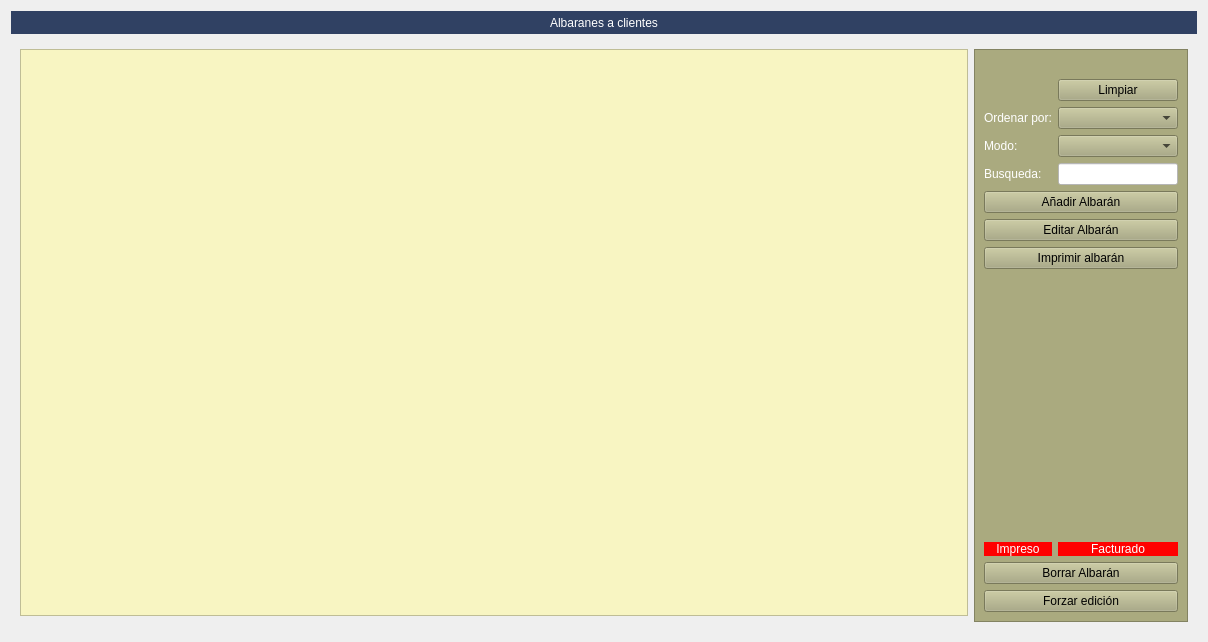
Before: the Qt Designer form Zona_Ventas/frmalbaran.ui in arcnexus/RedFoX, drawn with Qt 5.
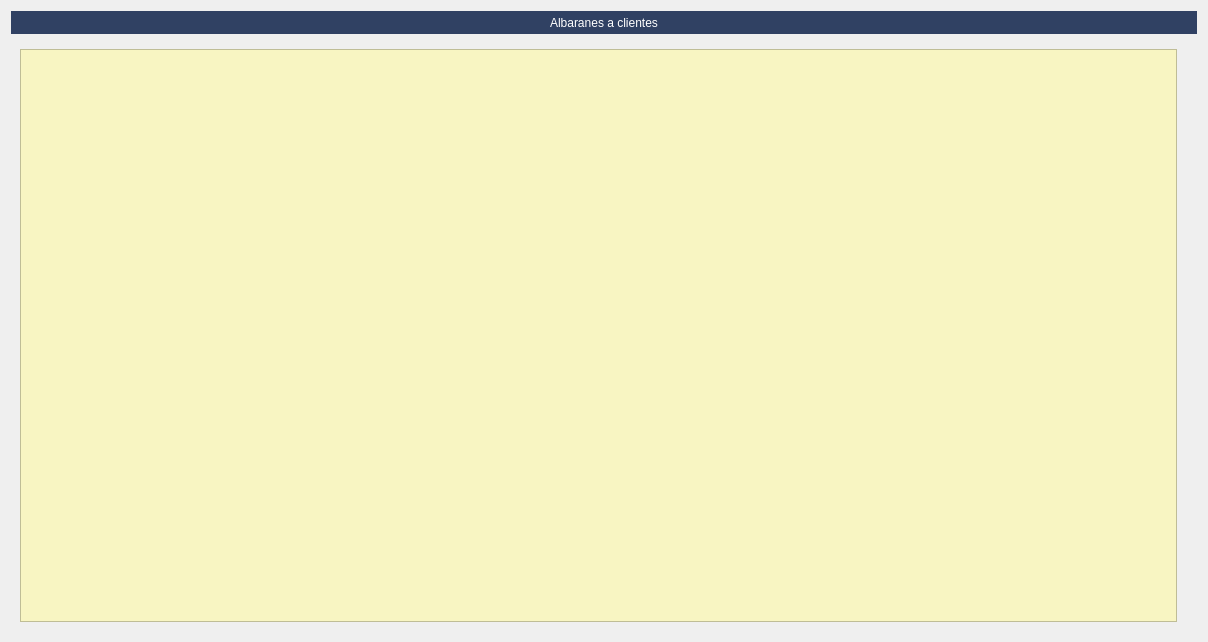
After: the same form once the commit is applied. Icons and pictures are not drawn.

Commit message: Barras de busqueda

Patch:
```diff
--- a/Zona_Ventas/frmalbaran.ui
+++ b/Zona_Ventas/frmalbaran.ui
@@ -3383,194 +3383,9 @@
      </widget>
      <widget class="QWidget" name="page_2">
       <layout class="QGridLayout" name="gridLayout_6">
-       <item row="0" column="1" rowspan="2">
-        <widget class="QFrame" name="frame_2">
-         <property name="maximumSize">
-          <size>
-           <width>250</width>
-           <height>16777215</height>
-          </size>
-         </property>
-         <property name="styleSheet">
-          <string notr="true">background-color: rgb(170, 170, 127);</string>
-         </property>
-         <property name="frameShape">
-          <enum>QFrame::StyledPanel</enum>
-         </property>
-         <property name="frameShadow">
-          <enum>QFrame::Raised</enum>
-         </property>
-         <layout class="QGridLayout" name="gridLayout_7">
-          <item row="9" column="1" colspan="2">
-           <widget class="QLabel" name="lblfacturado">
-            <property name="styleSheet">
-             <string notr="true">background-color: rgb(255, 0, 0);
-color: rgb(255, 255, 255);</string>
-            </property>
-            <property name="text">
-             <string>Facturado</string>
-            </property>
-            <property name="alignment">
-             <set>Qt::AlignCenter</set>
-            </property>
-           </widget>
-          </item>
-          <item row="1" column="1" colspan="2">
-           <widget class="QPushButton" name="btnLimpiar">
-            <property name="text">
-             <string>Limpiar</string>
-            </property>
-            <property name="icon">
-             <iconset resource="../maya.qrc">
-              <normaloff>:/Icons/PNG/clean.png</normaloff>:/Icons/PNG/clean.png</iconset>
-            </property>
-           </widget>
-          </item>
-          <item row="3" column="1" colspan="2">
-           <widget class="QComboBox" name="cboModo"/>
-          </item>
-          <item row="2" column="1" colspan="2">
-           <widget class="QComboBox" name="cboOrden">
-            <property name="minimumSize">
-             <size>
-              <width>120</width>
-              <height>0</height>
-             </size>
-            </property>
-           </widget>
-          </item>
-          <item row="4" column="1" colspan="2">
-           <widget class="QLineEdit" name="txtBuscar">
-            <property name="styleSheet">
-             <string notr="true">background-color: rgb(255, 255, 255);</string>
-            </property>
-           </widget>
-          </item>
-          <item row="10" column="0" colspan="3">
-           <widget class="QPushButton" name="btnborrar_2">
-            <property name="text">
-             <string>Borrar Albarán</string>
-            </property>
-            <property name="icon">
-             <iconset resource="../maya.qrc">
-              <normaloff>:/Icons/PNG/borrar.png</normaloff>:/Icons/PNG/borrar.png</iconset>
-            </property>
-           </widget>
-          </item>
-          <item row="2" column="0">
-           <widget class="QLabel" name="label_22">
-            <property name="styleSheet">
-             <string notr="true">color: rgb(255, 255, 255);</string>
-            </property>
-            <property name="text">
-             <string>Ordenar por:</string>
-            </property>
-           </widget>
-          </item>
-          <item row="4" column="0">
-           <widget class="QLabel" name="label_17">
-            <property name="styleSheet">
-             <string notr="true">color: rgb(255, 255, 255);</string>
-            </property>
-            <property name="text">
-             <string>Busqueda:</string>
-            </property>
-           </widget>
-          </item>
-          <item row="12" column="0" colspan="3">
-           <widget class="QPushButton" name="btnForzar_edicion">
-            <property name="text">
-             <string>Forzar edición</string>
-            </property>
-            <property name="icon">
-             <iconset resource="../maya.qrc">
-              <normaloff>:/Icons/PNG/abrecaja.png</normaloff>:/Icons/PNG/abrecaja.png</iconset>
-            </property>
-           </widget>
-          </item>
-          <item row="3" column="0">
-           <widget class="QLabel" name="label_23">
-            <property name="styleSheet">
-             <string notr="true">color: rgb(255, 255, 255);</string>
-            </property>
-            <property name="text">
-             <string>Modo:</string>
-            </property>
-           </widget>
-          </item>
-          <item row="0" column="1" colspan="2">
-           <widget class="QLabel" name="label_30">
-            <property name="text">
-             <string/>
-            </property>
-            <property name="pixmap">
-             <pixmap resource="../maya.qrc">:/Icons/PNG/busca_filtra.png</pixmap>
-            </property>
-           </widget>
-          </item>
-          <item row="7" column="0" colspan="3">
-           <widget class="QPushButton" name="btnImprimir_2">
-            <property name="text">
-             <string>Imprimir albarán</string>
-            </property>
-            <property name="icon">
-             <iconset resource="../maya.qrc">
-              <normaloff>:/Icons/PNG/print2.png</normaloff>:/Icons/PNG/print2.png</iconset>
-            </property>
-           </widget>
-          </item>
-          <item row="8" column="0">
-           <spacer name="verticalSpacer">
-            <property name="orientation">
-             <enum>Qt::Vertical</enum>
-            </property>
-            <property name="sizeHint" stdset="0">
-             <size>
-              <width>20</width>
-              <height>40</height>
-             </size>
-            </property>
-           </spacer>
-          </item>
-          <item row="5" column="0" colspan="3">
-           <widget class="QPushButton" name="btnAnadir_2">
-            <property name="text">
-             <string>Añadir Albarán</string>
-            </property>
-            <property name="icon">
-             <iconset resource="../maya.qrc">
-              <normaloff>:/Icons/PNG/add.png</normaloff>:/Icons/PNG/add.png</iconset>
-            </property>
-           </widget>
-          </item>
-          <item row="9" column="0">
-           <widget class="QLabel" name="lblimpreso">
-            <property name="styleSheet">
-             <string notr="true">background-color: rgb(255, 0, 0);
-color: rgb(255, 255, 255);</string>
-            </property>
-            <property name="text">
-             <string>Impreso</string>
-            </property>
-            <property name="alignment">
-             <set>Qt::AlignCenter</set>
-            </property>
-           </widget>
-          </item>
-          <item row="6" column="0" colspan="3">
-           <widget class="QPushButton" name="btnEditar_2">
-            <property name="text">
-             <string>Editar Albarán</string>
-            </property>
-            <property name="icon">
-             <iconset resource="../maya.qrc">
-              <normaloff>:/Icons/PNG/edit.png</normaloff>:/Icons/PNG/edit.png</iconset>
-            </property>
-           </widget>
-          </item>
-         </layout>
-        </widget>
-       </item>
+       <property name="rightMargin">
+        <number>20</number>
+       </property>
        <item row="0" column="0">
         <widget class="QTableView" name="table2">
          <property name="styleSheet">
```
Left out of the diff: 3 changed lines with no effect on the pictures. The commit also changes 41 other files.
